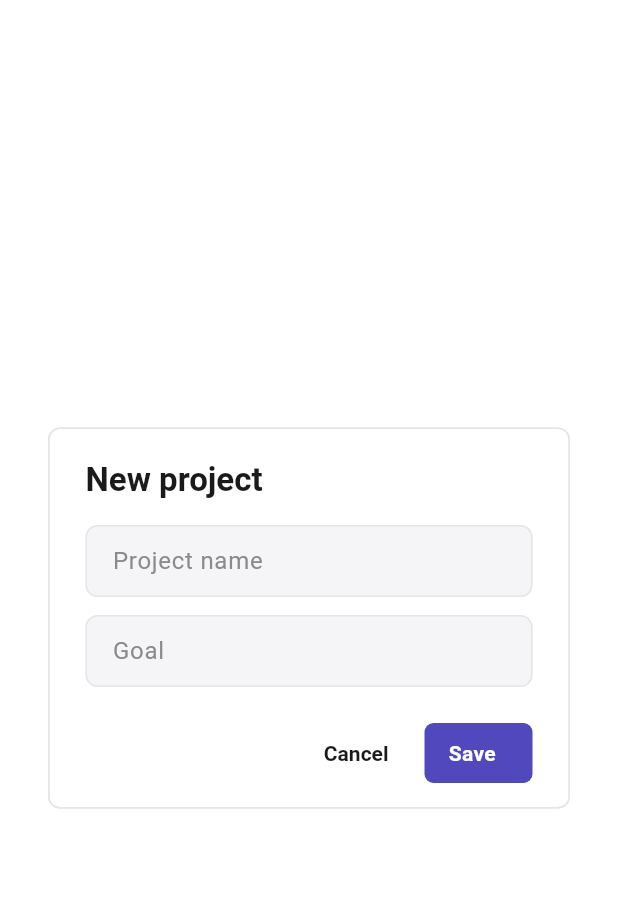
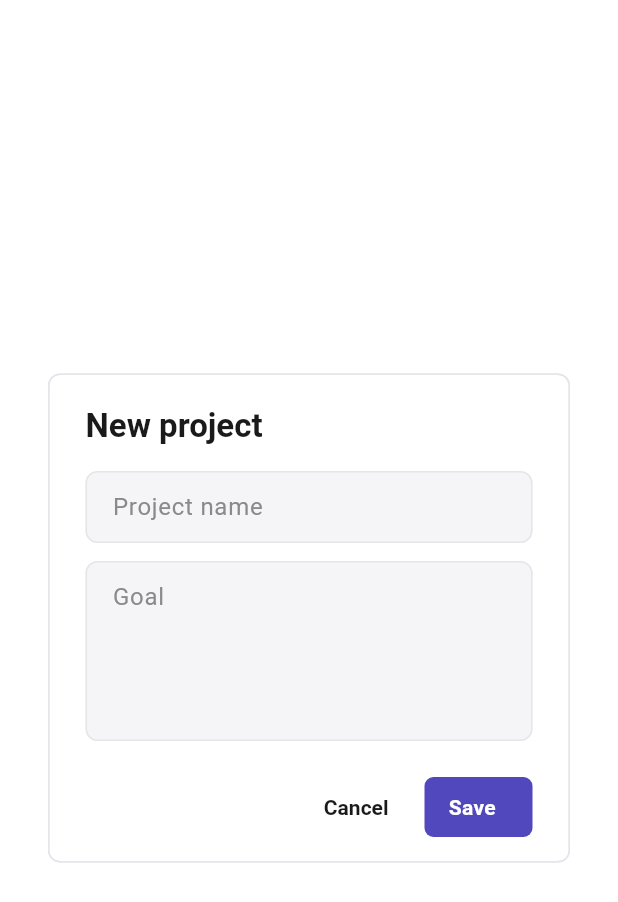
Before and after one commit to multind/settle, a Flutter app: the ProjectDialog widget shown alone on an empty page, opened directly, on a phone screen of 412 x 824 dp. Shown: the top 902 px of the screen. Run offline on Flutter 3.47's test engine with Material 3 defaults, Android fonts, the phone set to English and light mode, and no system bars; our stand-ins replace drift, file_picker, flutter_riverpod, shared_preferences; accounts and stored records are empty; generated files the repository leaves out were written again; Roboto replaces fonts that are missing (Noto Sans SC).

Commit message:
fix: display multiline project descriptions

```diff
--- a/lib/features/projects/project_dialog.dart
+++ b/lib/features/projects/project_dialog.dart
@@ -54,6 +54,7 @@ class _ProjectDialogState extends ConsumerState<ProjectDialog> {
     final isLight = Theme.of(context).brightness == Brightness.light;
     final tokens = isLight ? AppTokens.light : AppTokens.dark;
     return Dialog(
+      constraints: const BoxConstraints(maxWidth: 560),
       backgroundColor: Colors.transparent,
       elevation: 0,
       surfaceTintColor: Colors.transparent,
@@ -72,12 +73,15 @@ class _ProjectDialogState extends ConsumerState<ProjectDialog> {
           children: [
             Text(
               widget.project == null ? l10n.newProject : l10n.editProject,
-              style: Theme.of(context)
-                  .textTheme
-                  .titleLarge
+              style: Theme.of(context).textTheme.titleLarge
                   ?.copyWith(fontWeight: FontWeight.w700),
             ),
             const SizedBox(height: 16),
+            Flexible(
+              child: SingleChildScrollView(
+                child: Column(
+                  crossAxisAlignment: CrossAxisAlignment.stretch,
+                  children: [
                     TextField(
                       key: const Key('project_name_field'),
                       controller: _name,
@@ -87,7 +91,18 @@ class _ProjectDialogState extends ConsumerState<ProjectDialog> {
                     TextField(
                       key: const Key('project_goal_field'),
                       controller: _goal,
-              decoration: InputDecoration(labelText: l10n.projectGoal),
+                      minLines: 4,
+                      maxLines: 10,
+                      keyboardType: TextInputType.multiline,
+                      textAlignVertical: TextAlignVertical.top,
+                      decoration: InputDecoration(
+                        labelText: l10n.projectGoal,
+                        alignLabelWithHint: true,
+                      ),
+                    ),
+                  ],
+                ),
+              ),
             ),
             const SizedBox(height: 20),
             Row(
```
Also changed, not shown: 1 other file. Lines whose indentation alone changed are shown as unchanged.
